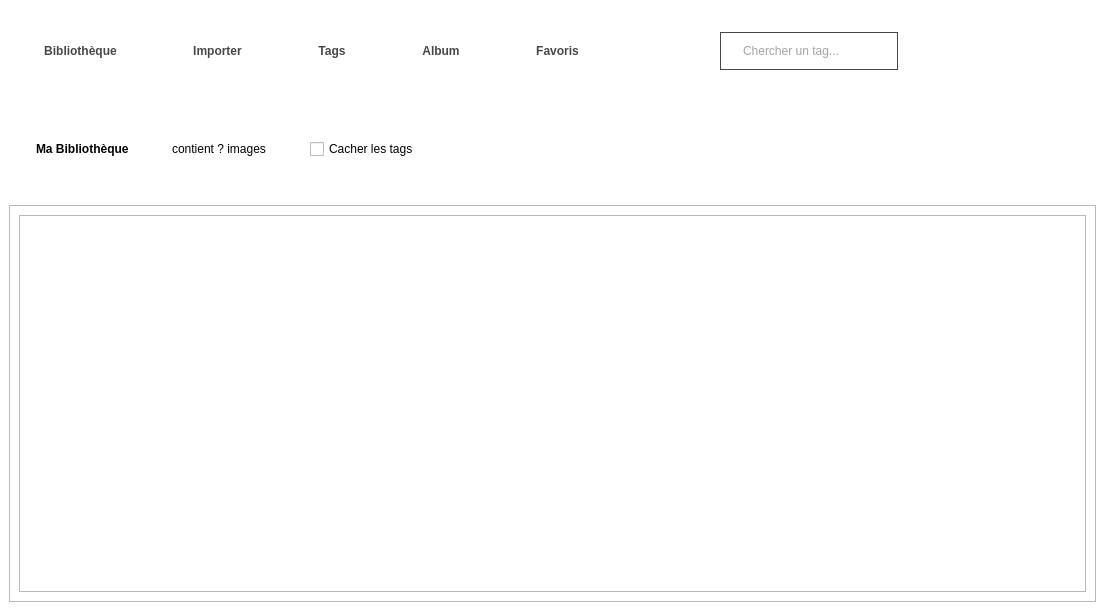
This is mainwindowredesigned.ui in SebGonzalez/BibliothequePhoto as Qt 5 draws it before an edit. The edited form follows.
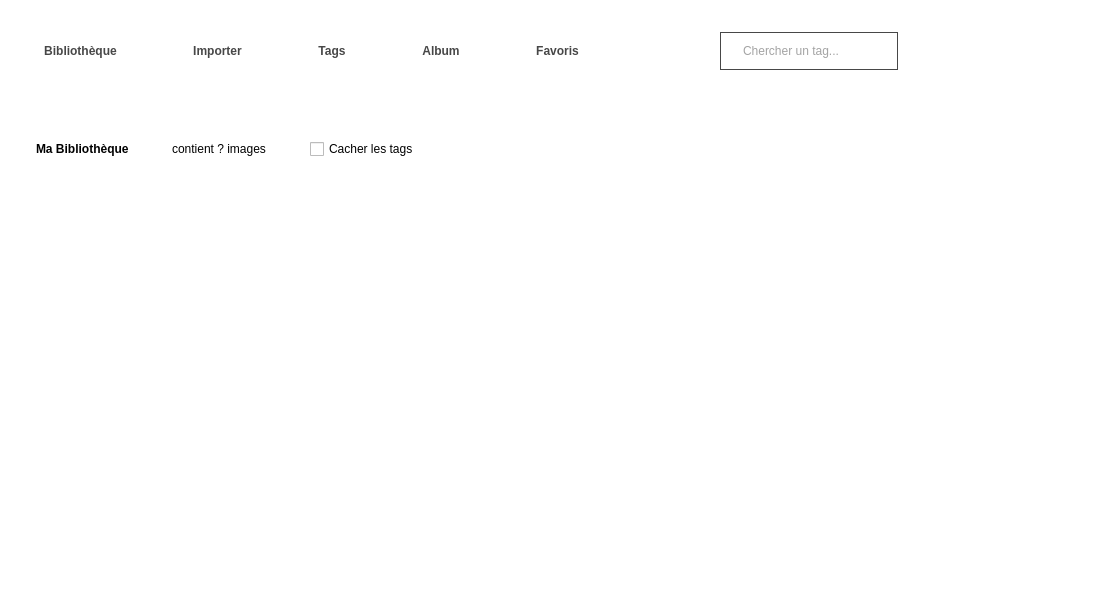
This is the edited form.

Diff of the .ui file:
```diff
--- a/mainwindowredesigned.ui
+++ b/mainwindowredesigned.ui
@@ -18,6 +18,10 @@
 	background-color: white;
 }
 
+QFrame#photo, QFrame#selection {
+	border: none;
+}
+
 QPushButton#bibliButton, QPushButton#Album, QPushButton#importerButton, QPushButton#tagsButton, QPushButton#favButton {
 	color: rgb(71, 71, 71);
 	border-style: outset;
```
Left out of the diff: 3 changed lines with no effect on the pictures.
